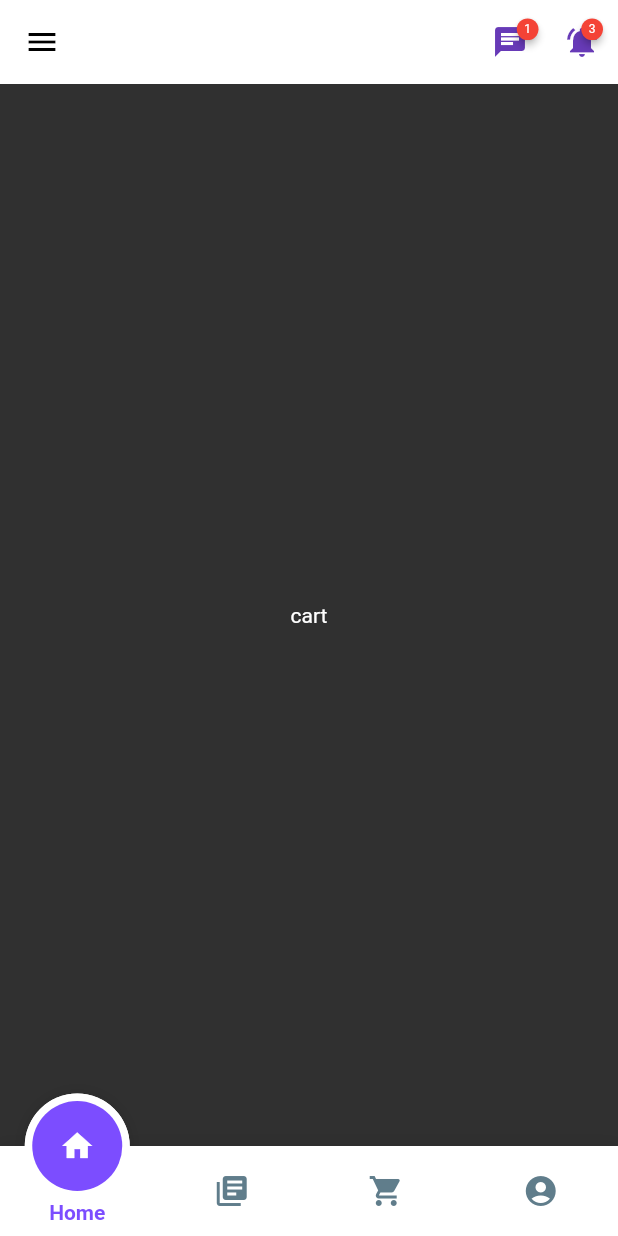
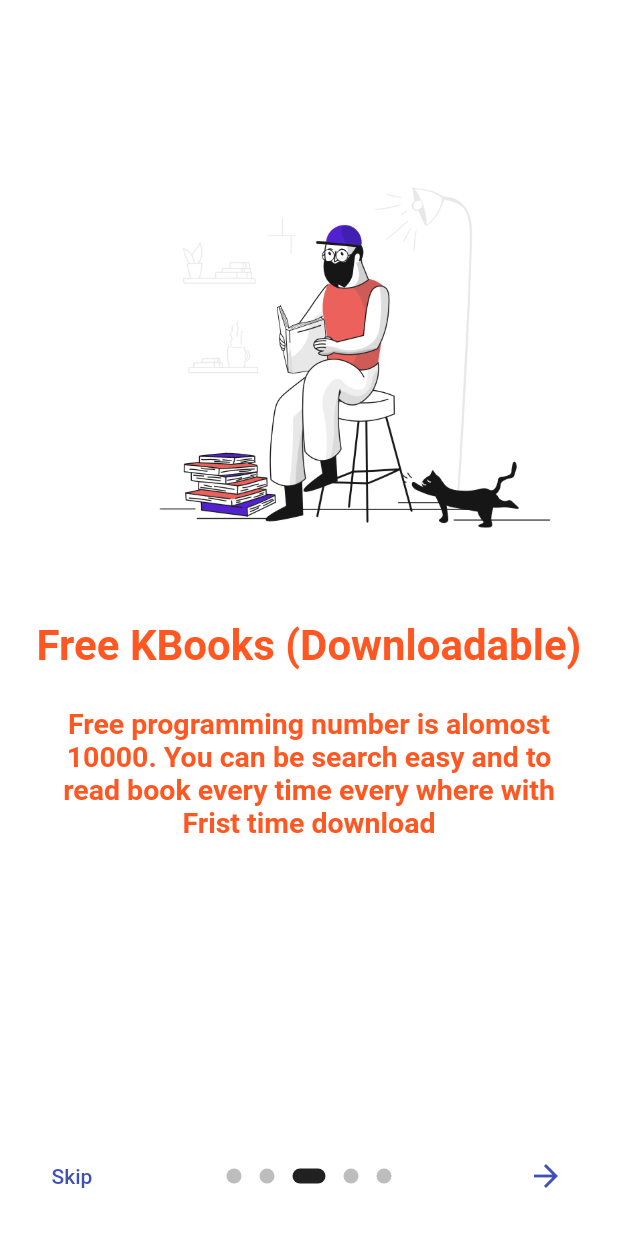
Before and after one commit to dev-mgkaung/programming_ebook, a Flutter app: the screen it shows after launch, swiped to page 3, on a phone screen of 412 x 824 dp. Run offline on Flutter 3.47's test engine with Material 2 defaults, Android fonts, the light colour scheme and no system bars; drawn by our look-alikes of badges, fancy_bottom_navigation, introduction_screen, pull_to_refresh; our stand-ins replace cached_network_image, dio, easy_localization, flutter_spinkit, flutter_swiper, fluttertoast and 4 more; missing offline and left inert: flutter_mdetect, flutter_page_indicator, flutter_shimmer, rabbit_converter.

Commit message:
add onboarding screen and status bar color change

```diff
--- a/lib/app.dart
+++ b/lib/app.dart
@@ -1,18 +1,46 @@
 import 'package:flutter/material.dart';
+import 'package:flutter/services.dart';
 import 'package:programmingebook/constraints/strings.dart';
 import 'package:programmingebook/screens/splash/splash_screen.dart';
 import 'package:easy_localization/easy_localization.dart';
 import 'package:programmingebook/utils/theme.dart';
+import 'package:programmingebook/widgets/refresh_scroll_indicator.dart';
 import 'package:provider/provider.dart';
+import 'package:pull_to_refresh/pull_to_refresh.dart';
 
 class App extends StatelessWidget {
+
   @override
   Widget build(BuildContext context) {
+
+    SystemChrome.setPreferredOrientations(
+      [
+        DeviceOrientation.portraitUp,
+        DeviceOrientation.portraitDown
+      ]
+    );
+
+    SystemChrome.setSystemUIOverlayStyle(
+      SystemUiOverlayStyle.dark.copyWith(statusBarColor: Colors.blueAccent,
+      statusBarIconBrightness: Brightness.dark),
+    );
+
     return ChangeNotifierProvider(
       create: (_) => ThemeNotifier(),
       child: Consumer<ThemeNotifier>(
         builder: (context, ThemeNotifier notifier, child) {
-          return MaterialApp(
+          return RefreshConfiguration(
+              footerTriggerDistance: 15,
+              dragSpeedRatio: 0.91,
+              headerBuilder: () => MaterialClassicHeader(),
+              footerBuilder: () => ClassicFooter(),
+              enableLoadingWhenNoData: false,
+              shouldFooterFollowWhenNotFull: (state) {
+          // If you want load more with noMoreData state ,may be you should return false
+          return false;
+          },
+          autoLoad: true,
+           child:  MaterialApp(
             title: appName,
             localizationsDelegates: context.localizationDelegates,
             supportedLocales: context.supportedLocales,
@@ -20,7 +48,13 @@ class App extends StatelessWidget {
             debugShowCheckedModeBanner: false,
             theme: notifier.darkTheme ? dark : light,
             home: SplashScreen(),
-          );
+             builder: (context, child) {
+               return ScrollConfiguration(
+                 child: child,
+                 behavior: RefreshScrollBehavior(),
+               );
+             },
+          ));
         },
       ),
     );
--- /dev/null
+++ b/lib/screens/onboading/onboading.dart
@@ -0,0 +1,117 @@
+import 'package:flutter/cupertino.dart';
+import 'package:flutter/material.dart';
+import 'package:flutter/services.dart';
+import 'package:introduction_screen/introduction_screen.dart';
+import 'package:programmingebook/routes.dart';
+import 'package:programmingebook/screens/page/main_page.dart';
+
+class OnBoardingPage extends StatefulWidget {
+  @override
+  _OnBoardingPageState createState() => _OnBoardingPageState();
+}
+
+class _OnBoardingPageState extends State<OnBoardingPage> {
+  final introKey = GlobalKey<IntroductionScreenState>();
+
+  void _onIntroEnd(context) {
+   PageRouter.pushPageReplacement(context, MainScreen());
+  }
+
+  Widget _buildImage(String assetName) {
+    return Align(
+      child: Image.asset('assets/images/$assetName.png', width: 350.0),
+      alignment: Alignment.bottomCenter,
+    );
+  }
+
+  @override
+  Widget build(BuildContext context) {
+    SystemChrome.setSystemUIOverlayStyle(
+      SystemUiOverlayStyle.dark.copyWith(statusBarColor: Colors.transparent,
+          statusBarIconBrightness: Brightness.dark),
+    );
+    const bodyStyle = TextStyle(fontSize: 19.0, fontWeight: FontWeight.w700,color: Colors.deepOrange);
+    const pageDecoration = const PageDecoration(
+      titleTextStyle: TextStyle(fontSize: 28.0, fontWeight: FontWeight.w700,color: Colors.deepOrange),
+      bodyTextStyle: bodyStyle,
+      descriptionPadding: EdgeInsets.fromLTRB(16.0, 0.0, 16.0, 16.0),
+      pageColor: Colors.white,
+      imagePadding: EdgeInsets.zero,
+    );
+
+    return IntroductionScreen(
+      key: introKey,
+      pages: [
+        PageViewModel(
+          title: "New Technology Programming",
+          body:
+          "Instead of having to buy an entire share, invest any amount you want.",
+          image: _buildImage('onboard1'),
+          decoration: pageDecoration,
+        ),
+        PageViewModel(
+          title: "Trendering Ebook Collection",
+          body:
+          "Download the Programming app and master the market with our app store.",
+          image: _buildImage('onboard2'),
+          decoration: pageDecoration,
+        ),
+        PageViewModel(
+          title: "Free KBooks (Downloadable)",
+          body:
+          "Free programming number is alomost 10000. You can be search easy and to read book every time every where with Frist time download",
+          image: _buildImage('onboard3'),
+          decoration: pageDecoration,
+        ),
+        PageViewModel(
+          title: "Discounts and Best Sellers Book",
+          body: "You can buy book with kbz pay or cb pay",
+          image: _buildImage('onboard4'),
+          footer: RaisedButton(
+            onPressed: () {
+              introKey.currentState?.animateScroll(0);
+            },
+            child: const Text(
+              'FooButton',
+              style: TextStyle(color: Colors.white),
+            ),
+            color: Colors.lightBlue,
+            shape: RoundedRectangleBorder(
+              borderRadius: BorderRadius.circular(8.0),
+            ),
+          ),
+          decoration: pageDecoration,
+        ),
+        PageViewModel(
+          title: "Title of last page",
+          bodyWidget: Row(
+            mainAxisAlignment: MainAxisAlignment.center,
+            children: const [
+              Text("Click on ", style: bodyStyle),
+              Icon(Icons.edit),
+              Text(" to edit a post", style: bodyStyle),
+            ],
+          ),
+          image: _buildImage('onboard1'),
+          decoration: pageDecoration,
+        ),
+      ],
+      onDone: () => _onIntroEnd(context),
+      //onSkip: () => _onIntroEnd(context), // You can override onSkip callback
+      showSkipButton: true,
+      skipFlex: 0,
+      nextFlex: 0,
+      skip: const Text('Skip'),
+      next: const Icon(Icons.arrow_forward),
+      done: const Text('Done', style: TextStyle(fontWeight: FontWeight.w600)),
+      dotsDecorator: const DotsDecorator(
+        size: Size(10.0, 10.0),
+        color: Color(0xFFBDBDBD),
+        activeSize: Size(22.0, 10.0),
+        activeShape: RoundedRectangleBorder(
+          borderRadius: BorderRadius.all(Radius.circular(25.0)),
+        ),
+      ),
+    );
+  }
+}
--- a/lib/screens/splash/splash_screen.dart
+++ b/lib/screens/splash/splash_screen.dart
@@ -1,6 +1,7 @@
 import 'package:flutter/cupertino.dart';
 import 'package:flutter/material.dart';
 import 'package:programmingebook/routes.dart';
+import 'package:programmingebook/screens/onboading/onboading.dart';
 import 'package:programmingebook/screens/page/main_page.dart';
 import 'package:programmingebook/utils/mmdetect.dart';
 import 'package:programmingebook/widgets/mcircularprogress_loader.dart';
@@ -16,7 +17,7 @@ class _SplashScreenState extends State<SplashScreen> {
     super.initState();
     _mockCheckForSession().then((status) {
       if (status) {
-        PageRouter.pushPageReplacement(context, MainScreen());
+        PageRouter.pushPageReplacement(context, OnBoardingPage());
       } else {}
     });
   }
--- /dev/null
+++ b/lib/widgets/refresh_scroll_indicator.dart
@@ -0,0 +1,36 @@
+
+import 'package:flutter/material.dart';
+
+
+class RefreshScrollBehavior extends ScrollBehavior {
+  @override
+  Widget buildViewportChrome(
+      BuildContext context, Widget child, AxisDirection axisDirection) {
+
+    switch (getPlatform(context)) {
+      case TargetPlatform.iOS:
+        return child;
+      case TargetPlatform.macOS:
+      case TargetPlatform.android:
+        return GlowingOverscrollIndicator(
+          child: child,
+          // this will disable top Bouncing OverScroll Indicator showing in Android
+          showLeading: true,
+          showTrailing: true,
+          axisDirection: axisDirection,
+          notificationPredicate: (notification) {
+            if (notification.depth == 0) {
+              if (notification.metrics.outOfRange) {
+                return false;
+              }
+              return true;
+            }
+            return false;
+          },
+          color: Theme.of(context).primaryColor,
+        );
+      case TargetPlatform.fuchsia:
+    }
+    return null;
+  }
+}
--- a/pubspec.yaml
+++ b/pubspec.yaml
@@ -43,6 +43,7 @@ dependencies:
   provider: 4.0.5
   dio: ^3.0.9
   flutter_shimmer: ^1.3.0
+  introduction_screen: ^1.0.7
   # Use with the CupertinoIcons class for iOS style icons.
   cupertino_icons: ^0.1.3
 
```
Also changed, not shown: pubspec.lock.
